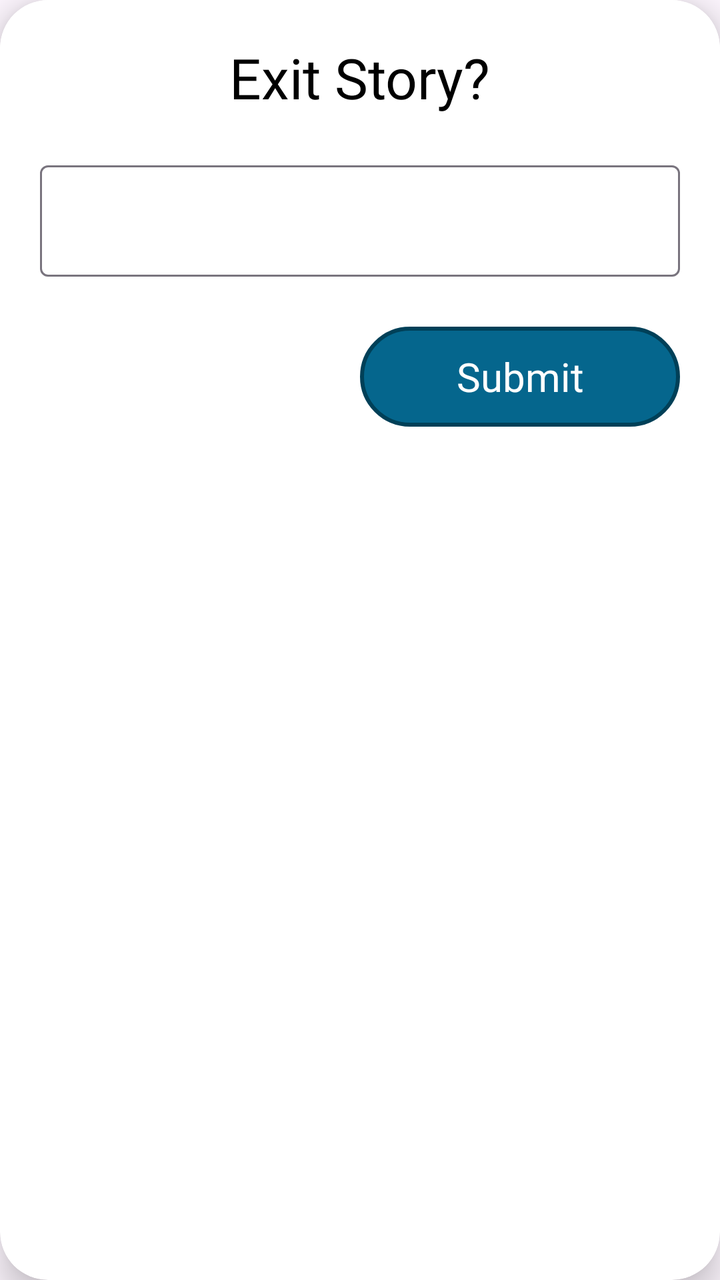
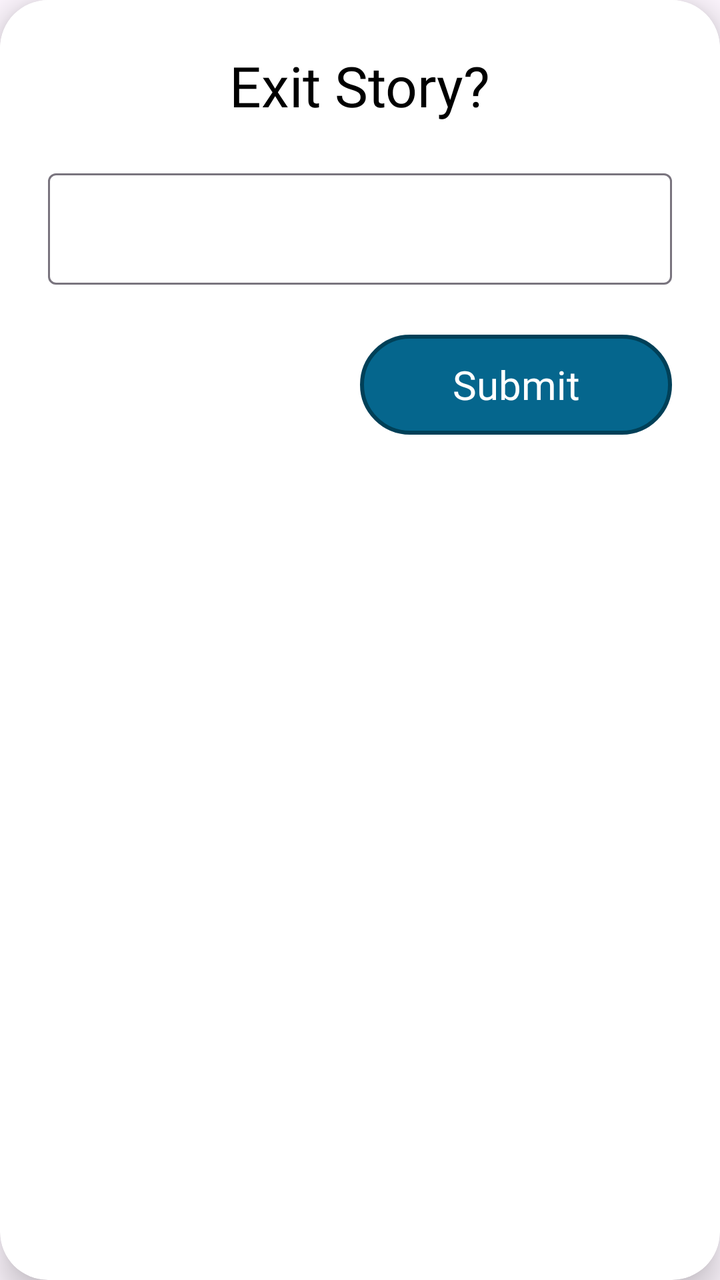

Two renders of the same Android screen: before a commit and after it. Below are the layout's source before the change and the commit's diff.
<!-- AndroidManifest.xml: application theme Theme.Hostelvault -->
<!-- res/layout/reason_dialog.xml -->
<?xml version="1.0" encoding="utf-8"?>
<androidx.cardview.widget.CardView xmlns:android="http://schemas.android.com/apk/res/android"
    xmlns:app="http://schemas.android.com/apk/res-auto"
    android:layout_width="300dp"
    android:layout_height="wrap_content"
    android:background="@drawable/edittextbg"
    app:cardCornerRadius="24dp"
    app:cardElevation="10dp">

    <LinearLayout
        android:layout_width="match_parent"
        android:layout_height="wrap_content"
        android:background="@drawable/edittextbg"
        android:gravity="center"
        android:orientation="vertical"
        android:padding="20dp">

        <TextView
            android:layout_width="wrap_content"
            android:layout_height="wrap_content"
            android:fontFamily="@font/poppins_semibold"
            android:text="Exit Story?"
            android:textColor="@color/black"
            android:textSize="28sp">

        </TextView>

        <com.google.android.material.textfield.TextInputLayout
            android:layout_width="match_parent"
            android:layout_height="wrap_content"
            android:layout_marginTop="20dp"
            app:endIconMode="clear_text">

            <com.google.android.material.textfield.TextInputEditText
                android:id="@+id/reason"
                android:layout_width="match_parent"
                android:textColor="@color/black"
                android:layout_height="wrap_content"
                android:layout_marginTop="20dp">

            </com.google.android.material.textfield.TextInputEditText>

        </com.google.android.material.textfield.TextInputLayout>

        <LinearLayout
            android:layout_width="match_parent"
            android:layout_height="wrap_content"
            android:gravity="right"
            android:orientation="horizontal">

            <View
                android:layout_width="0dp"
                android:layout_height="75dp"
                android:layout_weight="1" />

            <com.google.android.material.button.MaterialButton
                android:id="@+id/reasonSubmit"
                style="@style/Theme.Hostelvault"
                android:layout_width="0dp"
                android:layout_height="match_parent"
                android:layout_marginTop="25dp"
                android:layout_weight="1"
                android:gravity="center"
                android:background="@drawable/btn_bg"
                android:fontFamily="@font/poppins"
                android:text="Submit"
                android:textColor="@color/white"
                android:textSize="20sp">

            </com.google.android.material.button.MaterialButton>


        </LinearLayout>


    </LinearLayout>

</androidx.cardview.widget.CardView>
<!-- resources referenced by this layout -->
<resources>
  <color name="black">#FF000000</color>
  <color name="white">#FFFFFFFF</color>
  <!-- drawable btn_bg (drawable) -->
  <?xml version="1.0" encoding="utf-8"?>
  <shape xmlns:android="http://schemas.android.com/apk/res/android" android:shape="rectangle">
      <stroke
          android:color="#004058"
          android:width="2dp">
      </stroke>
      <corners
          android:radius="500dp">
      </corners>
      <solid
          android:color="@color/dark_teal">
      </solid>
  </shape>
  <!-- drawable edittextbg (drawable) -->
  <?xml version="1.0" encoding="utf-8"?>
  <layer-list xmlns:android="http://schemas.android.com/apk/res/android"
      android:shape="rectangle">
      <item>
          <shape >
              <corners
                  android:radius="24dp">
  
              </corners>
              <solid
                  android:color="@color/white">
              </solid>
          </shape>
      </item>
  </layer-list>
  <style name="Theme.Hostelvault" parent="Theme.Material3.DayNight.NoActionBar">
  
          <item name="android:statusBarColor">@color/bg_color</item>
          <item name="colorPrimary">@color/black</item>
          <item name="colorPrimaryVariant">@color/transparent</item>
          <item name="backgroundTint">@null</item>
          <item name="strokeColor">@null</item>
  
      </style>
  <color name="dark_teal">#05668D</color>
  <color name="bg_color">#1A1A24</color>
  <color name="transparent">#004F4FA5</color>
</resources>

<!-- the commit's change to res/layout/reason_dialog.xml (unified diff, before → after) -->
@@ -13,13 +13,13 @@
         android:background="@drawable/edittextbg"
         android:gravity="center"
         android:orientation="vertical"
-        android:padding="20dp">
+        android:padding="24dp">
 
         <TextView
             android:layout_width="wrap_content"
             android:layout_height="wrap_content"
             android:fontFamily="@font/poppins_semibold"
-            android:text="Exit Story?"
+            android:text="@string/exit_story"
             android:textColor="@color/black"
             android:textSize="28sp">
 
@@ -63,7 +63,7 @@
                 android:gravity="center"
                 android:background="@drawable/btn_bg"
                 android:fontFamily="@font/poppins"
-                android:text="Submit"
+                android:text="@string/submit"
                 android:textColor="@color/white"
                 android:textSize="20sp">
 
<!-- resource entries referenced after the edit -->
@@ -32,6 +32,8 @@
           </shape>
       </item>
   </layer-list>
+  <string name="exit_story">Exit Story?</string>
+  <string name="submit">Submit</string>
   <style name="Theme.Hostelvault" parent="Theme.Material3.DayNight.NoActionBar">
   
           <item name="android:statusBarColor">@color/bg_color</item>
